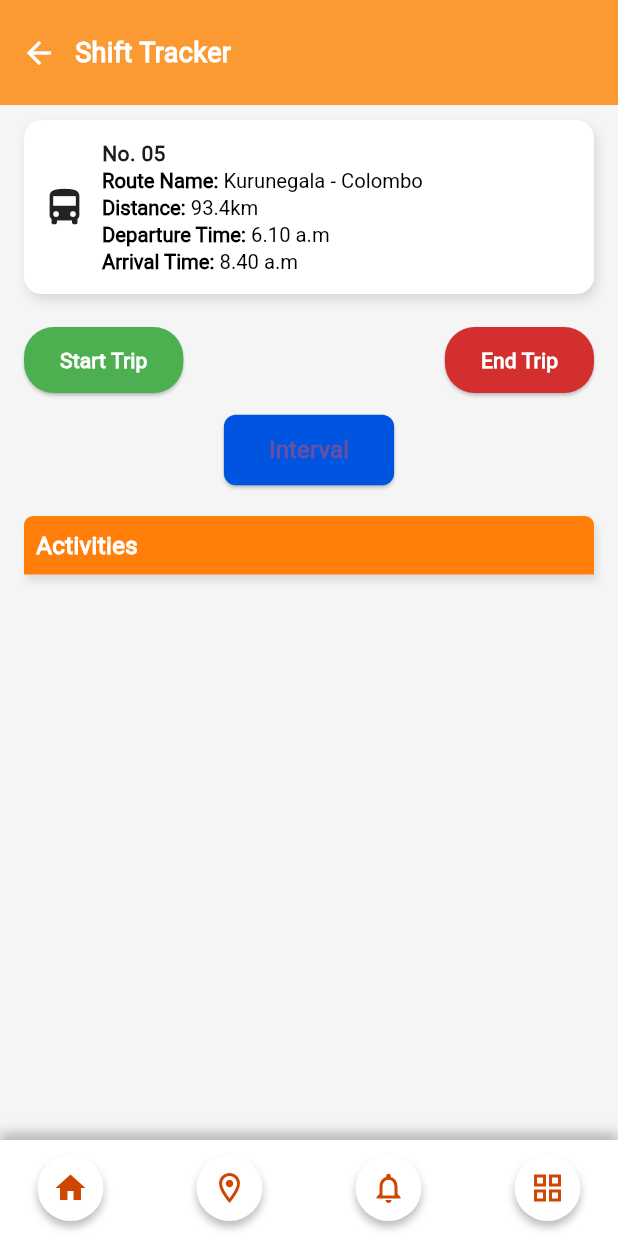
After one commit to arosayru/bus_finder-staff_app, a Flutter app: the ShiftTripScreen screen opened directly, on a phone screen of 412 x 824 dp. The commit adds this screen. Run offline on Flutter 3.47's test engine with Material 3 defaults, Android fonts, the phone set to English and light mode, and no system bars.

Commit message:
create shift trip screen

```diff
--- a/bus_finder_staff_app/lib/screens/shift_tracker_screen.dart
+++ b/bus_finder_staff_app/lib/screens/shift_tracker_screen.dart
@@ -1,4 +1,5 @@
 import 'package:flutter/material.dart';
+import 'shift_trip_screen.dart'; // You'll create this next
 
 class ShiftTrackerScreen extends StatelessWidget {
   const ShiftTrackerScreen({super.key});
@@ -12,6 +13,7 @@ class ShiftTrackerScreen extends StatelessWidget {
       'departure': '6.10 a.m',
       'arrival': '8.40 a.m',
     },
+    // Add more if needed
   ];
 
   @override
@@ -20,6 +22,7 @@ class ShiftTrackerScreen extends StatelessWidget {
       backgroundColor: const Color(0xFFF5F5F5),
       body: Column(
         children: [
+          // Header
           Container(
             padding: const EdgeInsets.symmetric(horizontal: 14, vertical: 22),
             width: double.infinity,
@@ -45,6 +48,7 @@ class ShiftTrackerScreen extends StatelessWidget {
 
           const SizedBox(height: 10),
 
+          // Shift list
           Expanded(
             child: ListView.builder(
               padding: const EdgeInsets.symmetric(horizontal: 16),
@@ -91,7 +95,12 @@ class ShiftTrackerScreen extends StatelessWidget {
                       IconButton(
                         icon: const Icon(Icons.arrow_forward_ios, size: 20),
                         onPressed: () {
-                          // TODO: Navigate to detailed trip screen
+                          Navigator.push(
+                            context,
+                            MaterialPageRoute(
+                              builder: (_) => const ShiftTripScreen(),
+                            ),
+                          );
                         },
                       ),
                     ],
@@ -103,6 +112,7 @@ class ShiftTrackerScreen extends StatelessWidget {
         ],
       ),
 
+      // Bottom Nav Bar
       bottomNavigationBar: _buildBottomNavBar(context),
     );
   }
--- /dev/null
+++ b/bus_finder_staff_app/lib/screens/shift_trip_screen.dart
@@ -0,0 +1,274 @@
+import 'package:flutter/material.dart';
+
+class ShiftTripScreen extends StatefulWidget {
+  const ShiftTripScreen({super.key});
+
+  @override
+  State<ShiftTripScreen> createState() => _ShiftTripScreenState();
+}
+
+class _ShiftTripScreenState extends State<ShiftTripScreen> {
+  final String routeNo = "No. 05";
+  final String routeName = "Kurunegala - Colombo";
+  final String distance = "93.4km";
+  final String travelTime = "Around 2.5 hours";
+  final String departure = "6.10 a.m";
+  final String arrival = "8.40 a.m";
+
+  final List<String> activities = [];
+
+  void _addActivity(String label) {
+    final now = DateTime.now();
+    final time = "${now.hour % 12 == 0 ? 12 : now.hour % 12}.${now.minute.toString().padLeft(2, '0')}${now.hour >= 12 ? 'p.m' : 'a.m'}";
+    final date = "${now.day.toString().padLeft(2, '0')}/${now.month.toString().padLeft(2, '0')}/${now.year}";
+
+    setState(() {
+      activities.insert(
+        0,
+        "Route No: $routeNo\nRoute Name: $routeName\nDate: $date\n$label at $time",
+      );
+    });
+  }
+
+  @override
+  Widget build(BuildContext context) {
+    return Scaffold(
+      backgroundColor: const Color(0xFFF5F5F5),
+      body: Column(
+        children: [
+          // Header
+          Container(
+            padding: const EdgeInsets.symmetric(horizontal: 14, vertical: 22),
+            width: double.infinity,
+            color: const Color(0xFFFB9933),
+            child: Row(
+              children: [
+                GestureDetector(
+                  onTap: () => Navigator.pop(context),
+                  child: const Icon(Icons.arrow_back, color: Colors.white),
+                ),
+                const SizedBox(width: 12),
+                const Text(
+                  "Shift Tracker",
+                  style: TextStyle(
+                    color: Colors.white,
+                    fontSize: 18,
+                    fontWeight: FontWeight.bold,
+                  ),
+                )
+              ],
+            ),
+          ),
+
+          const SizedBox(height: 10),
+
+          // Route Info
+          Padding(
+            padding: const EdgeInsets.symmetric(horizontal: 16),
+            child: Container(
+              padding: const EdgeInsets.all(12),
+              decoration: BoxDecoration(
+                color: Colors.white,
+                borderRadius: BorderRadius.circular(12),
+                boxShadow: const [
+                  BoxShadow(
+                    color: Colors.black12,
+                    blurRadius: 6,
+                    offset: Offset(2, 4),
+                  ),
+                ],
+              ),
+              child: Row(
+                children: [
+                  const Icon(Icons.directions_bus, size: 30),
+                  const SizedBox(width: 10),
+                  Expanded(
+                    child: Column(
+                      crossAxisAlignment: CrossAxisAlignment.start,
+                      children: [
+                        Text(routeNo, style: const TextStyle(fontWeight: FontWeight.bold)),
+                        _detail("Route Name:", routeName),
+                        _detail("Distance:", distance),
+                        _detail("Departure Time:", departure),
+                        _detail("Arrival Time:", arrival),
+                      ],
+                    ),
+                  ),
+                ],
+              ),
+            ),
+          ),
+
+          const SizedBox(height: 20),
+
+          // Action Buttons
+          Padding(
+            padding: const EdgeInsets.symmetric(horizontal: 16),
+            child: Row(
+              mainAxisAlignment: MainAxisAlignment.spaceBetween,
+              children: [
+                _buildTripButton("Start Trip", Colors.green, () => _addActivity("Starts Trip")),
+                _buildTripButton("End Trip", Colors.red.shade700, () => _addActivity("Ends Trip")),
+              ],
+            ),
+          ),
+
+          const SizedBox(height: 12),
+          Padding(
+            padding: const EdgeInsets.symmetric(horizontal: 16),
+            child: ElevatedButton(
+              onPressed: () => _addActivity("Interval"),
+              style: ElevatedButton.styleFrom(
+                backgroundColor: const Color(0xFF0055E0),
+                shape: RoundedRectangleBorder(borderRadius: BorderRadius.circular(8)),
+                padding: const EdgeInsets.symmetric(horizontal: 30, vertical: 12),
+              ),
+              child: const Text(
+                "Interval",
+                style: TextStyle(fontWeight: FontWeight.bold, fontSize: 16),
+              ),
+            ),
+          ),
+
+          const SizedBox(height: 20),
+
+          // Activity List
+          Padding(
+            padding: const EdgeInsets.symmetric(horizontal: 16),
+            child: Container(
+              width: double.infinity,
+              padding: const EdgeInsets.all(8),
+              decoration: BoxDecoration(
+                color: const Color(0xFFFF7F0A),
+                borderRadius: const BorderRadius.only(
+                  topLeft: Radius.circular(6),
+                  topRight: Radius.circular(6),
+                ),
+                boxShadow: [
+                  BoxShadow(
+                    color: Colors.black.withOpacity(0.1),
+                    blurRadius: 4,
+                    offset: const Offset(2, 4),
+                  )
+                ],
+              ),
+              child: const Text(
+                "Activities",
+                style: TextStyle(color: Colors.white, fontWeight: FontWeight.bold, fontSize: 16),
+              ),
+            ),
+          ),
+
+          // Activity Items
+          Expanded(
+            child: Padding(
+              padding: const EdgeInsets.symmetric(horizontal: 16),
+              child: ListView.builder(
+                itemCount: activities.length,
+                itemBuilder: (context, index) {
+                  return Container(
+                    width: double.infinity,
+                    padding: const EdgeInsets.all(10),
+                    margin: const EdgeInsets.only(bottom: 10),
+                    color: const Color(0xFFFFF1E6),
+                    child: Text(activities[index]),
+                  );
+                },
+              ),
+            ),
+          ),
+        ],
+      ),
+
+      // Bottom nav bar (unselected style)
+      bottomNavigationBar: _buildBottomNavBar(context),
+    );
+  }
+
+  Widget _detail(String label, String value) {
+    return Padding(
+      padding: const EdgeInsets.only(bottom: 2),
+      child: RichText(
+        text: TextSpan(
+          style: const TextStyle(color: Colors.black, fontSize: 13.5),
+          children: [
+            TextSpan(text: "$label ", style: const TextStyle(fontWeight: FontWeight.bold)),
+            TextSpan(text: value),
+          ],
+        ),
+      ),
+    );
+  }
+
+  Widget _buildTripButton(String text, Color color, VoidCallback onPressed) {
+    return ElevatedButton(
+      onPressed: onPressed,
+      style: ElevatedButton.styleFrom(
+        backgroundColor: color,
+        shape: RoundedRectangleBorder(borderRadius: BorderRadius.circular(20)),
+        padding: const EdgeInsets.symmetric(horizontal: 24, vertical: 12),
+      ),
+      child: Text(text, style: const TextStyle(color: Colors.white, fontWeight: FontWeight.bold)),
+    );
+  }
+
+  Widget _buildBottomNavBar(BuildContext context) {
+    return Container(
+      decoration: const BoxDecoration(
+        color: Colors.white,
+        boxShadow: [
+          BoxShadow(color: Colors.black26, offset: Offset(0, -5), blurRadius: 6),
+        ],
+      ),
+      padding: const EdgeInsets.symmetric(horizontal: 25, vertical: 10),
+      child: Row(
+        mainAxisAlignment: MainAxisAlignment.spaceBetween,
+        children: List.generate(4, (index) {
+          IconData icon;
+          switch (index) {
+            case 0:
+              icon = Icons.home;
+              break;
+            case 1:
+              icon = Icons.location_on_outlined;
+              break;
+            case 2:
+              icon = Icons.notifications_none;
+              break;
+            case 3:
+              icon = Icons.grid_view;
+              break;
+            default:
+              icon = Icons.help_outline;
+          }
+
+          return GestureDetector(
+            onTap: () {
+              if (index == 0) {
+                Navigator.pushNamedAndRemoveUntil(context, '/dashboard', (route) => false);
+              } else {
+                ScaffoldMessenger.of(context).showSnackBar(
+                  const SnackBar(
+                    content: Text("This section will be implemented soon."),
+                    duration: Duration(seconds: 2),
+                  ),
+                );
+              }
+            },
+            child: Container(
+              padding: const EdgeInsets.all(10),
+              decoration: BoxDecoration(
+                shape: BoxShape.circle,
+                color: Colors.white,
+                boxShadow: const [
+                  BoxShadow(color: Colors.black26, blurRadius: 4, offset: Offset(0, 4)),
+                ],
+              ),
+              child: Icon(icon, color: const Color(0xFFCF4602)),
+            ),
+          );
+        }),
+      ),
+    );
+  }
+}
```
